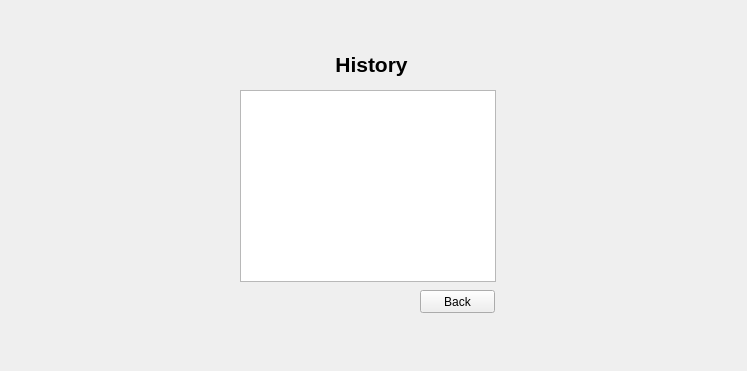
The window that forms/administrator.ui (ZakyHermawan/QtPos) describes before a commit, drawn with Qt 5.
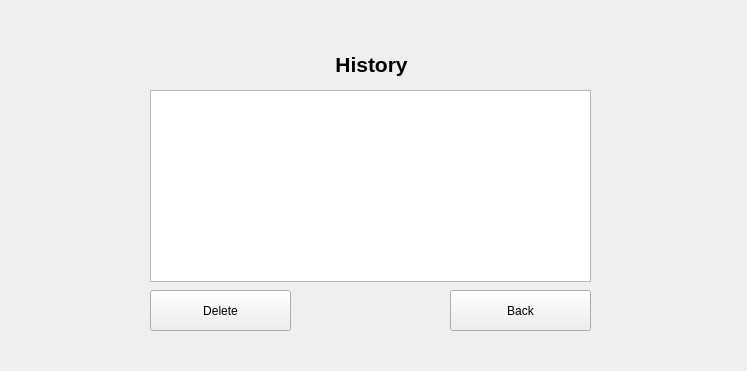
The same window after the commit. The open tabs and pages were chosen to show the change.

The edit to the form file:
```diff
--- a/forms/administrator.ui
+++ b/forms/administrator.ui
@@ -230,16 +230,6 @@
     <zorder>listWidget_2</zorder>
    </widget>
    <widget class="QWidget" name="history">
-    <widget class="QListWidget" name="listWidget_3">
-     <property name="geometry">
-      <rect>
-       <x>240</x>
-       <y>90</y>
-       <width>256</width>
-       <height>192</height>
-      </rect>
-     </property>
-    </widget>
     <widget class="QLabel" name="label_3">
      <property name="geometry">
       <rect>
@@ -263,13 +253,42 @@
       <set>Qt::AlignCenter</set>
      </property>
     </widget>
+    <widget class="QTableView" name="historiesTableView">
+     <property name="geometry">
+      <rect>
+       <x>150</x>
+       <y>90</y>
+       <width>441</width>
+       <height>192</height>
+      </rect>
+     </property>
+    </widget>
+    <widget class="QPushButton" name="deleteHistory">
+     <property name="enabled">
+      <bool>true</bool>
+     </property>
+     <property name="geometry">
+      <rect>
+       <x>150</x>
+       <y>290</y>
+       <width>141</width>
+       <height>41</height>
+      </rect>
+     </property>
+     <property name="styleSheet">
+      <string notr="true">height: inherit;</string>
+     </property>
+     <property name="text">
+      <string>Delete</string>
+     </property>
+    </widget>
     <widget class="QPushButton" name="historyBack">
      <property name="geometry">
       <rect>
-       <x>420</x>
+       <x>450</x>
        <y>290</y>
-       <width>75</width>
-       <height>23</height>
+       <width>141</width>
+       <height>41</height>
       </rect>
      </property>
      <property name="text">
```
Left out of the diff: 51 changed lines with no effect on the pictures.
